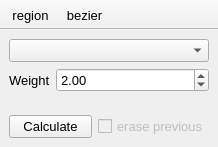
First picture: the form in plugins/Interpolate_path/Interpolate_path.ui, repository NeutrinoToolkit/Neutrino, before the edit.
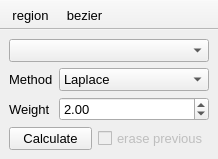
Second picture: the form after the edit. Icons and pictures are not drawn.

Commit message: Interpolate_path: added Laplace inteproaltion

The edit to the form file:
```diff
--- a/plugins/Interpolate_path/Interpolate_path.ui
+++ b/plugins/Interpolate_path/Interpolate_path.ui
@@ -51,6 +51,43 @@
         <number>0</number>
        </property>
        <item row="0" column="0">
+        <widget class="QLabel" name="labelMethod">
+         <property name="font">
+          <font>
+           <pointsize>10</pointsize>
+          </font>
+         </property>
+         <property name="text">
+          <string>Method</string>
+         </property>
+        </widget>
+       </item>
+       <item row="0" column="1">
+        <widget class="QComboBox" name="method">
+         <property name="font">
+          <font>
+           <pointsize>10</pointsize>
+          </font>
+         </property>
+         <property name="toolTip">
+          <string>Laplace: smooth (harmonic) filling from the pixels around the region. Inverse distance: weighted mean of the values along the path (1/r^weight)</string>
+         </property>
+         <property name="neutrinoSave" stdset="0">
+          <bool>true</bool>
+         </property>
+         <item>
+          <property name="text">
+           <string>Laplace</string>
+          </property>
+         </item>
+         <item>
+          <property name="text">
+           <string>Inverse distance</string>
+          </property>
+         </item>
+        </widget>
+       </item>
+       <item row="1" column="0">
         <widget class="QLabel" name="label">
          <property name="font">
           <font>
@@ -62,7 +99,7 @@
          </property>
         </widget>
        </item>
-       <item row="0" column="1">
+       <item row="1" column="1">
         <widget class="QDoubleSpinBox" name="weight">
          <property name="value">
           <double>2.000000000000000</double>
```
The commit also changes 5 other files.
